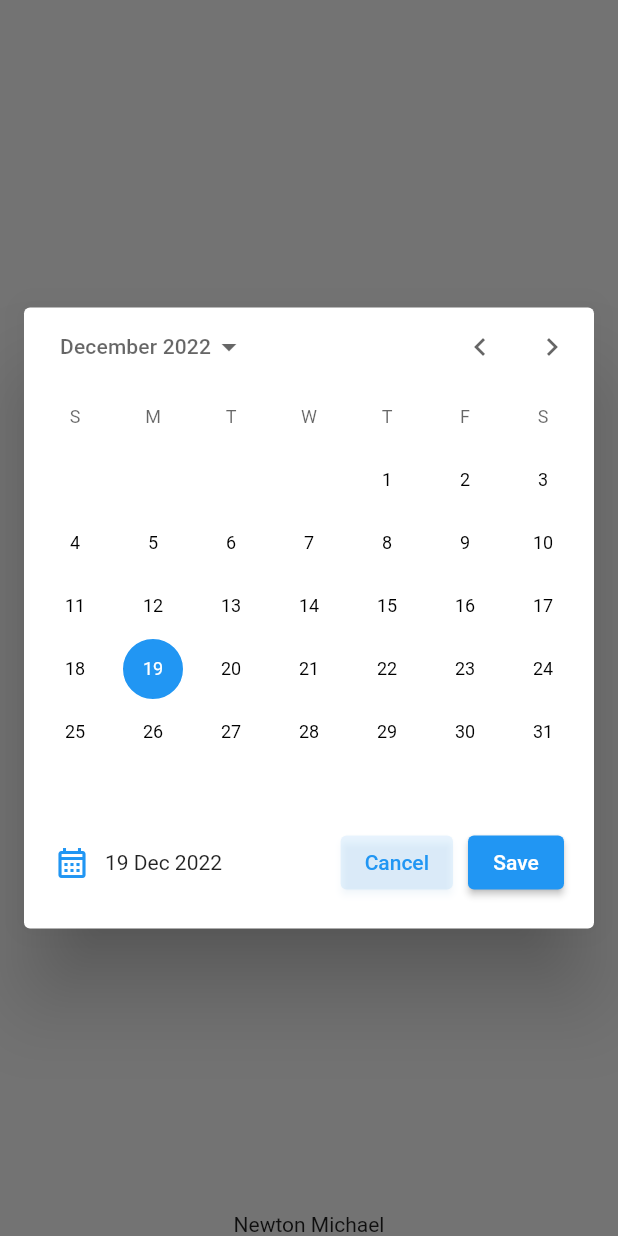
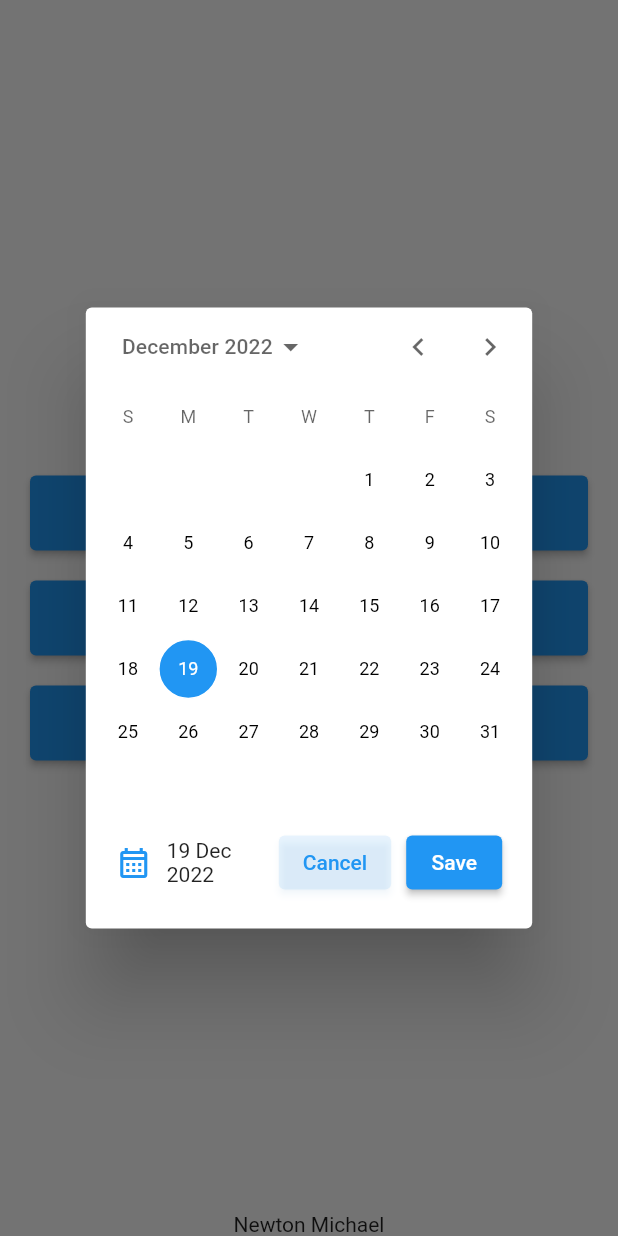
Before and after one commit to newtaDev/date_selectors, a Flutter app: the screen it shows after launch, after a tap on "Without preset", on a phone screen of 412 x 824 dp. Run offline on Flutter 3.47's test engine with Material 2 defaults, Android fonts, the phone set to English and light mode, and no system bars.

Commit message:
feat: responsive

```diff
--- a/lib/widgets/custom_datepicker.dart
+++ b/lib/widgets/custom_datepicker.dart
@@ -604,7 +604,7 @@ class _CustomDatePickerDialogState extends State<CustomDatePickerDialog>
                   crossAxisAlignment: CrossAxisAlignment.stretch,
                   children: <Widget>[
                     if (widget.header != null) widget.header!,
-                    picker,
+                    Flexible(child: picker),
                     if (widget.footer != null) widget.footer!,
                   ],
                 );
@@ -615,14 +615,16 @@ class _CustomDatePickerDialogState extends State<CustomDatePickerDialog>
                   children: <Widget>[
                     if (widget.header != null)
                       ConstrainedBox(
-                          constraints: const BoxConstraints(maxWidth: 250),
+                          constraints: BoxConstraints(
+                              maxWidth:
+                                  MediaQuery.of(context).size.width * 0.33),
                           child: widget.header!),
                     Flexible(
                       child: Column(
                         mainAxisSize: MainAxisSize.min,
                         crossAxisAlignment: CrossAxisAlignment.stretch,
                         children: <Widget>[
-                          Expanded(child: picker),
+                          Flexible(child: picker),
                           if (widget.footer != null) widget.footer!,
                         ],
                       ),
--- a/lib/widgets/footer.dart
+++ b/lib/widgets/footer.dart
@@ -1,4 +1,3 @@
-
 import 'package:flutter/material.dart';
 import 'package:intl/intl.dart';
 
--- a/lib/widgets/without_preset.dart
+++ b/lib/widgets/without_preset.dart
@@ -26,7 +26,9 @@ class _DatePickerWithoutPresetState extends State<DatePickerWithoutPreset> {
 
   @override
   Widget build(BuildContext context) {
-    return CustomDatePickerDialog(
+    return FractionallySizedBox(
+      widthFactor: MediaQuery.of(context).size.width > 400 ? 0.8 : 1,
+      child: CustomDatePickerDialog(
         initialDate: selectedDate,
         firstDate: DateTime(2000),
         lastDate: DateTime(2050),
@@ -35,6 +37,7 @@ class _DatePickerWithoutPresetState extends State<DatePickerWithoutPreset> {
           setState(() {});
         },
         footer: Footer(selectedDate: selectedDate),
+      ),
     );
   }
 }
```
Also changed, not shown: lib/widgets/with_4_preset.dart (+10 -4 lines), lib/widgets/with_6_preset.dart (+18 -8 lines). Lines whose indentation alone changed are shown as unchanged.
